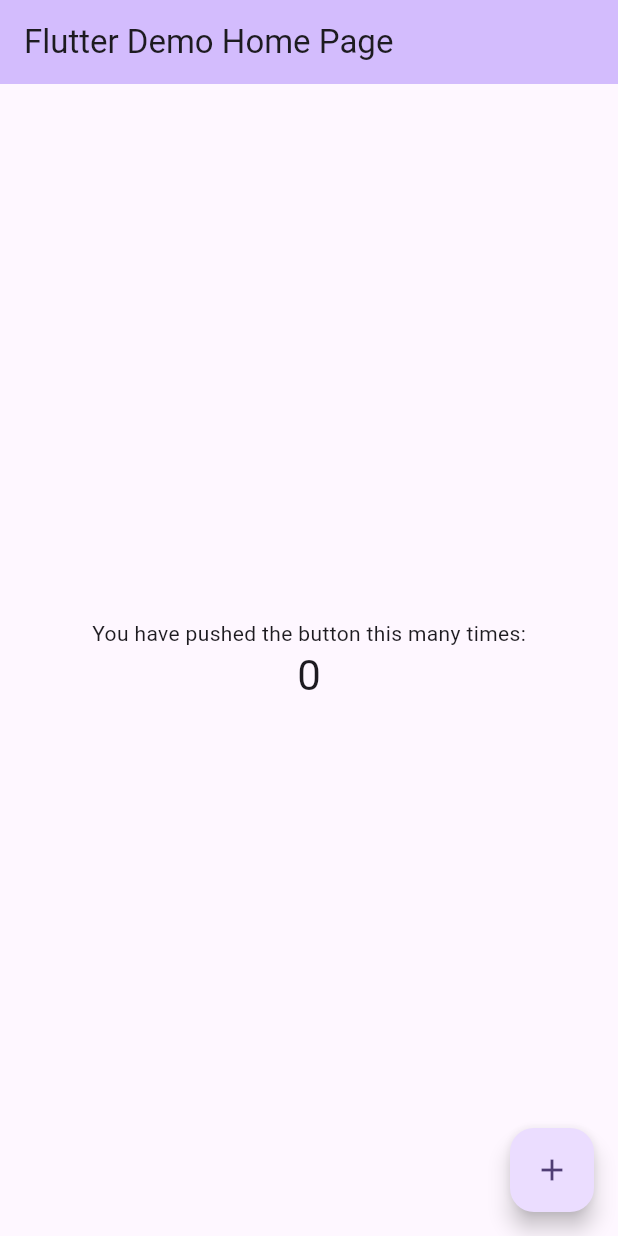
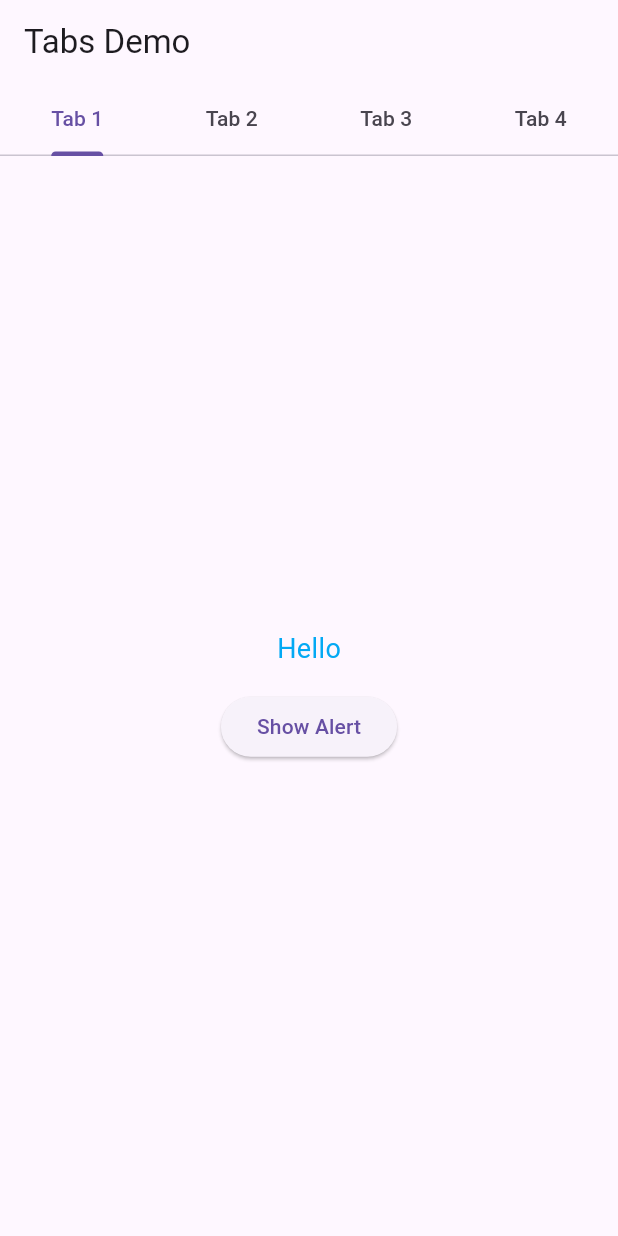
Before and after one commit to acongro/digital_pet_app, a Flutter app: the screen it shows after launch, on a phone screen of 412 x 824 dp. Run offline on Flutter 3.47's test engine with Material 3 defaults, Android fonts, the phone set to English and light mode, and no system bars.

```diff
--- a/lib/main.dart
+++ b/lib/main.dart
@@ -1,122 +1,184 @@
 import 'package:flutter/material.dart';
 
 void main() {
-  runApp(const MyApp());
+  runApp(MyApp()); // main entry point
 }
 
+// app bar, scaffold, text
 class MyApp extends StatelessWidget {
-  const MyApp({super.key});
-
-  // This widget is the root of your application.
+  // root, constructor
   @override
   Widget build(BuildContext context) {
     return MaterialApp(
-      title: 'Flutter Demo',
-      theme: ThemeData(
-        // This is the theme of your application.
-        //
-        // TRY THIS: Try running your application with "flutter run". You'll see
-        // the application has a purple toolbar. Then, without quitting the app,
-        // try changing the seedColor in the colorScheme below to Colors.green
-        // and then invoke "hot reload" (save your changes or press the "hot
-        // reload" button in a Flutter-supported IDE, or press "r" if you used
-        // the command line to start the app).
-        //
-        // Notice that the counter didn't reset back to zero; the application
-        // state is not lost during the reload. To reset the state, use hot
-        // restart instead.
-        //
-        // This works for code too, not just values: Most code changes can be
-        // tested with just a hot reload.
-        colorScheme: ColorScheme.fromSeed(seedColor: Colors.deepPurple),
+      // grab all common features with theme, navigate, title
+      home: DefaultTabController(
+        length: 4, // how many tabs
+        child: _TabsNonScrollableDemo(),
       ),
-      home: const MyHomePage(title: 'Flutter Demo Home Page'),
     );
   }
 }
 
-class MyHomePage extends StatefulWidget {
-  const MyHomePage({super.key, required this.title});
+class _TabsNonScrollableDemo extends StatefulWidget {
+  @override
+  __TabsNonScrollableDemoState createState() => __TabsNonScrollableDemoState();
+}
 
-  // This widget is the home page of your application. It is stateful, meaning
-  // that it has a State object (defined below) that contains fields that affect
-  // how it looks.
+class __TabsNonScrollableDemoState extends State<_TabsNonScrollableDemo>
+    with SingleTickerProviderStateMixin, RestorationMixin {
+  late TabController _tabController;
 
-  // This class is the configuration for the state. It holds the values (in this
-  // case the title) provided by the parent (in this case the App widget) and
-  // used by the build method of the State. Fields in a Widget subclass are
-  // always marked "final".
-
-  final String title;
+  final RestorableInt tabIndex = RestorableInt(0);
 
   @override
-  State<MyHomePage> createState() => _MyHomePageState();
+  String get restorationId => 'tab_non_scrollable_demo';
+
+  @override
+  void restoreState(RestorationBucket? oldBucket, bool initialRestore) {
+    registerForRestoration(tabIndex, 'tab_index');
+    _tabController.index = tabIndex.value;
   }
 
-class _MyHomePageState extends State<MyHomePage> {
-  int _counter = 0;
-
-  void _incrementCounter() {
+  @override
+  void initState() {
+    // lifecycle
+    super.initState();
+    _tabController = TabController(
+      initialIndex: 0,
+      length: 4,
+      vsync: this, // makes animation run smooth
+    );
+    _tabController.addListener(() {
       setState(() {
-      // This call to setState tells the Flutter framework that something has
-      // changed in this State, which causes it to rerun the build method below
-      // so that the display can reflect the updated values. If we changed
-      // _counter without calling setState(), then the build method would not be
-      // called again, and so nothing would appear to happen.
-      _counter++;
+        tabIndex.value = _tabController.index;
+      });
     });
   }
 
   @override
+  void dispose() {
+    // used whenever you move, only load one tab at a time
+    _tabController.dispose(); // release all resources, prevent memory leaks
+    tabIndex.dispose();
+    super.dispose(); // ref parent class
+  }
+
+  @override
   Widget build(BuildContext context) {
-    // This method is rerun every time setState is called, for instance as done
-    // by the _incrementCounter method above.
-    //
-    // The Flutter framework has been optimized to make rerunning build methods
-    // fast, so that you can just rebuild anything that needs updating rather
-    // than having to individually change instances of widgets.
+    // For the To do task hint: consider defining the widget and name of the tabs here
+    final tabs = ['Tab 1', 'Tab 2', 'Tab 3', 'Tab 4'];
+
     return Scaffold(
+      // standard layout for screen
       appBar: AppBar(
-        // TRY THIS: Try changing the color here to a specific color (to
-        // Colors.amber, perhaps?) and trigger a hot reload to see the AppBar
-        // change color while the other colors stay the same.
-        backgroundColor: Theme.of(context).colorScheme.inversePrimary,
-        // Here we take the value from the MyHomePage object that was created by
-        // the App.build method, and use it to set our appbar title.
-        title: Text(widget.title),
+        automaticallyImplyLeading: false,
+        title: Text('Tabs Demo'),
+        bottom: TabBar(
+          controller: _tabController, // highlight active tab
+          tabs: [for (final tab in tabs) Tab(text: tab)],
         ),
-      body: Center(
-        // Center is a layout widget. It takes a single child and positions it
-        // in the middle of the parent.
+      ),
+      body: TabBarView(
+        controller: _tabController,
+        children: [
+          Center(
             child: Column(
-          // Column is also a layout widget. It takes a list of children and
-          // arranges them vertically. By default, it sizes itself to fit its
-          // children horizontally, and tries to be as tall as its parent.
-          //
-          // Column has various properties to control how it sizes itself and
-          // how it positions its children. Here we use mainAxisAlignment to
-          // center the children vertically; the main axis here is the vertical
-          // axis because Columns are vertical (the cross axis would be
-          // horizontal).
-          //
-          // TRY THIS: Invoke "debug painting" (choose the "Toggle Debug Paint"
-          // action in the IDE, or press "p" in the console), to see the
-          // wireframe for each widget.
               mainAxisAlignment: MainAxisAlignment.center,
-          children: <Widget>[
-            const Text('You have pushed the button this many times:'),
+              children: [
                 Text(
-              '$_counter',
-              style: Theme.of(context).textTheme.headlineMedium,
+                  'Hello',
+                  style: TextStyle(
+                    fontSize: 18,
+                    fontWeight: FontWeight.normal,
+                    color: Colors.lightBlue,
+                  ),
+                ),
+                SizedBox(height: 15),
+                ElevatedButton(
+                  onPressed: () {
+                    showDialog(
+                      context: context,
+                      builder: (ctx) {
+                        return AlertDialog(
+                          title: Text("Alert"),
+                          content: Text("This is an alert"),
+                          actions: [
+                            TextButton(
+                              child: Text("Close"),
+                              onPressed: () {
+                                Navigator.of(ctx).pop();
+                              },
+                            ),
+                          ],
+                        );
+                      },
+                    );
+                  },
+                  child: Text("Show Alert"),
                 ),
               ],
             ),
           ),
-      floatingActionButton: FloatingActionButton(
-        onPressed: _incrementCounter,
-        tooltip: 'Increment',
-        child: const Icon(Icons.add),
-      ), // This trailing comma makes auto-formatting nicer for build methods.
+          Center(
+            child: Column(
+              mainAxisAlignment: MainAxisAlignment.center,
+              children: [
+                Image.network(
+                  'https://media.istockphoto.com/id/1463580205/photo/united-states-marines-boeing-f-a-18d-hornet-multirole-fighter-from-vmfa-225-vikings.jpg?s=612x612&w=0&k=20&c=oPI7IJBFPbL0oiUwZ9Gu55c0wIy3JxtdGwGg0-ZIkww=',
+                  width: 250,
+                  height: 250,
+                ),
+                SizedBox(height: 100),
+                Padding(
+                  padding: const EdgeInsets.symmetric(horizontal: 100),
+                  child: TextField(
+                    decoration: InputDecoration(
+                      border: OutlineInputBorder(),
+                      labelText: 'Enter Text',
+                    ),
+                  ),
+                ),
+              ],
+            ),
+          ),
+          Center(
+            child: ElevatedButton(
+              onPressed: () {
+                ScaffoldMessenger.of(
+                  context,
+                ).showSnackBar(SnackBar(content: Text('Button was pressed')));
+              },
+              child: Text('click'),
+            ),
+          ),
+          ListView(
+            padding: const EdgeInsets.all(16),
+            children: [
+              Card(
+                child: ListTile(
+                  leading: Icon(Icons.star),
+                  title: Text('Item 1'),
+                  subtitle: Text('This is a colored in star'),
+                ),
+              ),
+              Card(
+                child: ListTile(
+                  leading: Icon(Icons.star_border),
+                  title: Text('Item 2'),
+                  subtitle: Text('This is a star outline'),
+                ),
+              ),
+              Card(
+                child: ListTile(
+                  leading: Icon(Icons.favorite),
+                  title: Text('Item 3'),
+                  subtitle: Text('This is a colored in heart'),
+                ),
+              ),
+            ],
+          ),
+        ],
+      ),
     );
   }
 }
```
Lines whose indentation alone changed are shown as unchanged.
